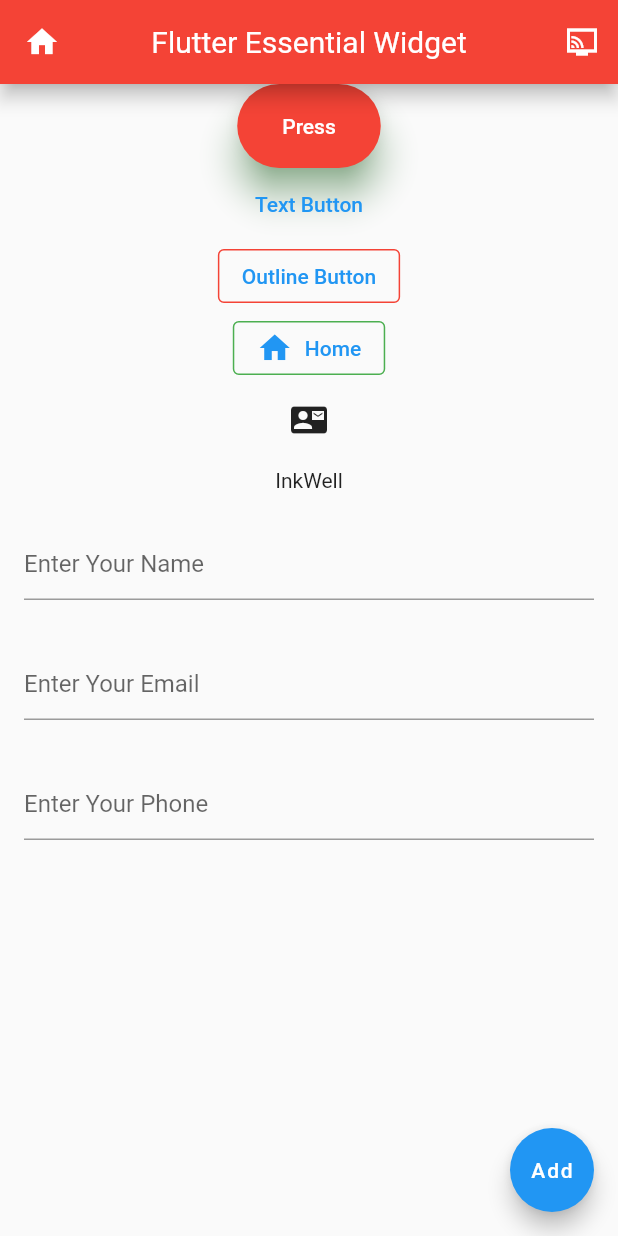
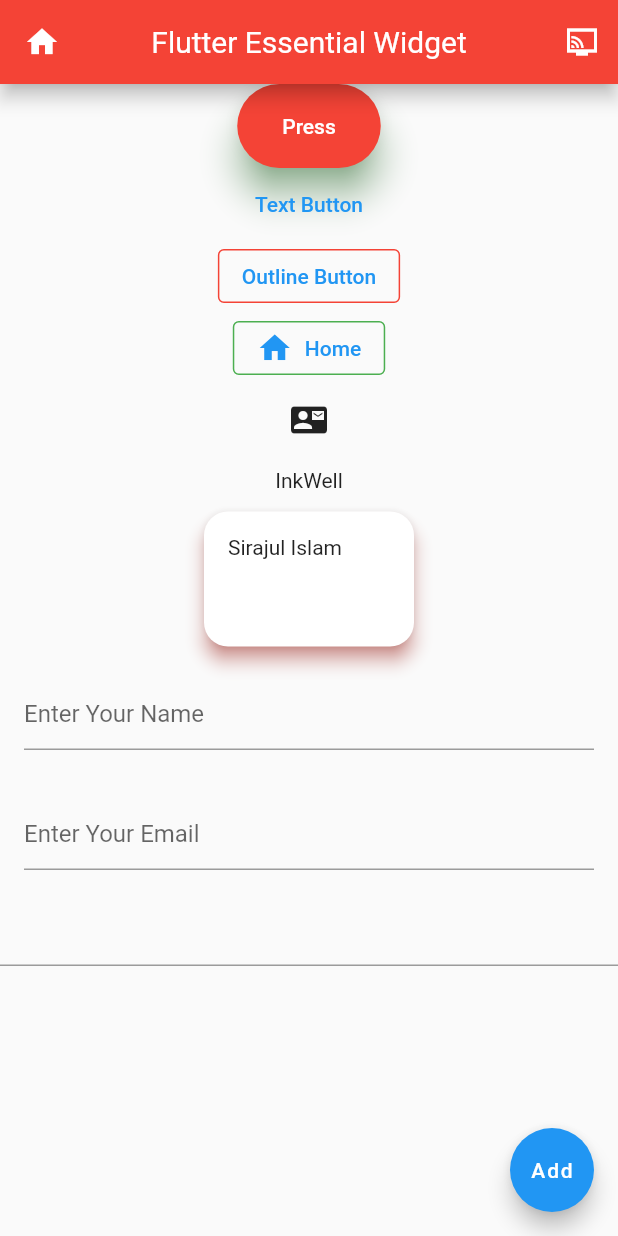
Before and after one commit to siraajul/flutter_essential, a Flutter app: the screen it shows after launch, on a phone screen of 412 x 824 dp. Run offline on Flutter 3.47's test engine with Material 2 defaults, Android fonts, the phone set to English and light mode, and no system bars.

Commit message:
Implement -'Flutter Card'-

```diff
--- a/lib/main.dart
+++ b/lib/main.dart
@@ -118,7 +118,22 @@ class HomeScreen extends StatelessWidget {
                     padding: const EdgeInsets.all(8.0),
                     child: Text('InkWell'),
                   )),
-
+              Container(
+                height: 100,
+                width: 150,
+                padding: EdgeInsets.all(1),
+                child: Card(
+                  elevation: 5,
+                  shadowColor: Colors.red,
+                  shape: RoundedRectangleBorder(
+                    borderRadius: BorderRadius.circular(16.0),
+                  ),
+                  child: Padding(
+                    padding: EdgeInsets.all(16.0),
+                    child: Text('Sirajul Islam'),
+                  ),
+                ),
+              ),
               //----First Text Field----
               Padding(
                 padding: EdgeInsets.all(16.0),
@@ -145,16 +160,18 @@ class HomeScreen extends StatelessWidget {
                 ),
               ),
               //----Third Text Field
-              Padding(
-                padding: EdgeInsets.all(16.0),
-                child: TextField(
-                  keyboardType: TextInputType.phone,
-                  decoration: InputDecoration(
-                    hintText: 'Enter Your Phone',
-                    focusedBorder: OutlineInputBorder(
-                        borderSide: BorderSide(color: Colors.red, width: 2)),
-                  ),
-                ),
+              TextField(
+                controller: TextEditingController(),
+                obscureText: true,
+                onSubmitted: (value) {
+                  print(value);
+                },
+                readOnly: false,
+                textAlign: TextAlign.center,
+                textInputAction: TextInputAction.go,
+                // onChanged: (value) {
+                //   print(value);
+                // },
               ),
             ],
           ),
```
